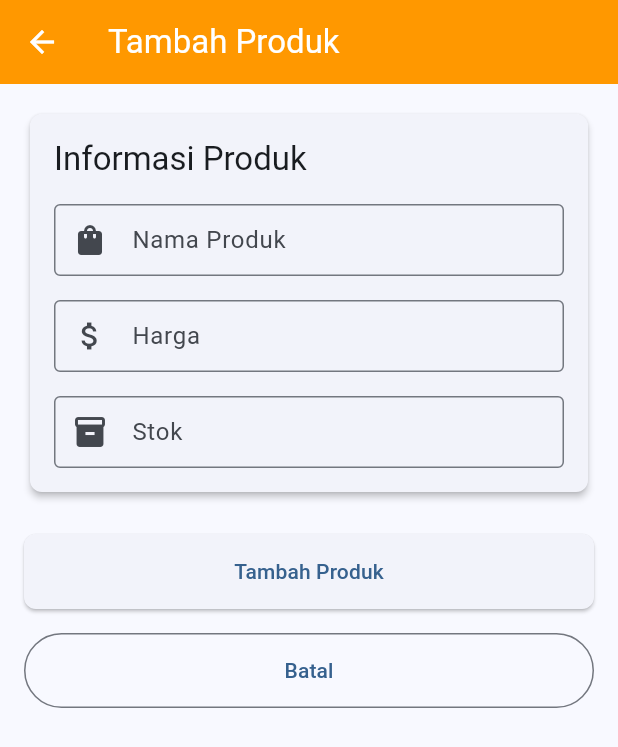
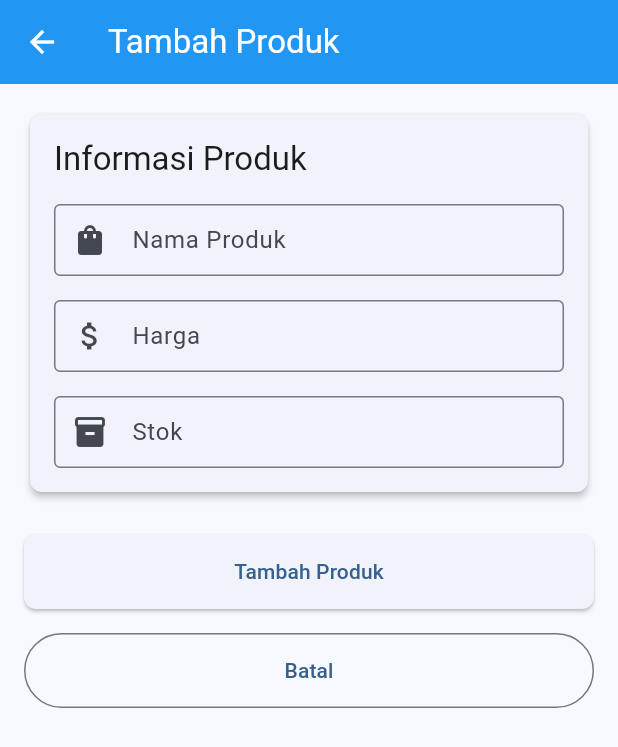
Before and after one commit to fahrizaku/product_management_flutter, a Flutter app: the screen it shows after launch, item 2 of the bottom bar chosen, after a tap on the "add" icon, on a phone screen of 412 x 824 dp. Shown: the top 747 px of the screen. Run offline on Flutter 3.47's test engine with Material 3 defaults, Android fonts, the phone set to English and light mode, and no system bars; our stand-ins replace flutter_dotenv; network calls fail.

Commit message:
new device

```diff
--- a/lib/main.dart
+++ b/lib/main.dart
@@ -37,7 +37,7 @@ class MyApp extends StatelessWidget {
         useMaterial3: true, // Menggunakan Material Design 3
         // Tema untuk AppBar
         appBarTheme: const AppBarTheme(
-          backgroundColor: Colors.orange, // Ganti warna latar
+          backgroundColor: Colors.blue, // Ganti warna latar
           foregroundColor: Colors.white, // Ganti warna teks/icon
           centerTitle: false, // Judul ditengah
           elevation: 0, // Tanpa bayangan
```
Also changed, not shown: 1 other file.
